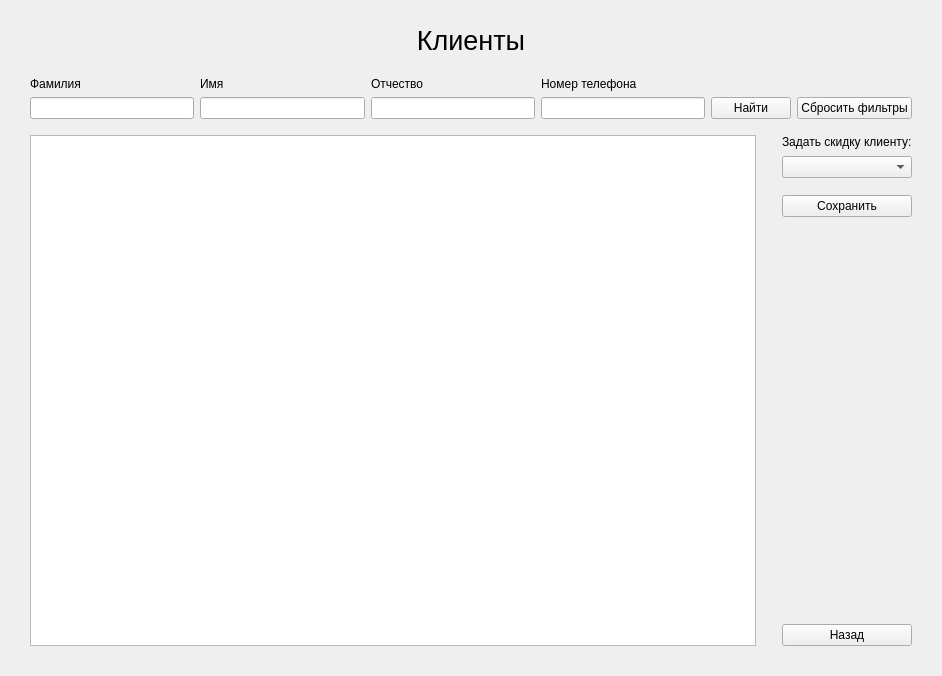
The window that gui/clientslistwindow.ui (rkv04/test) describes before a commit, drawn with Qt 5.
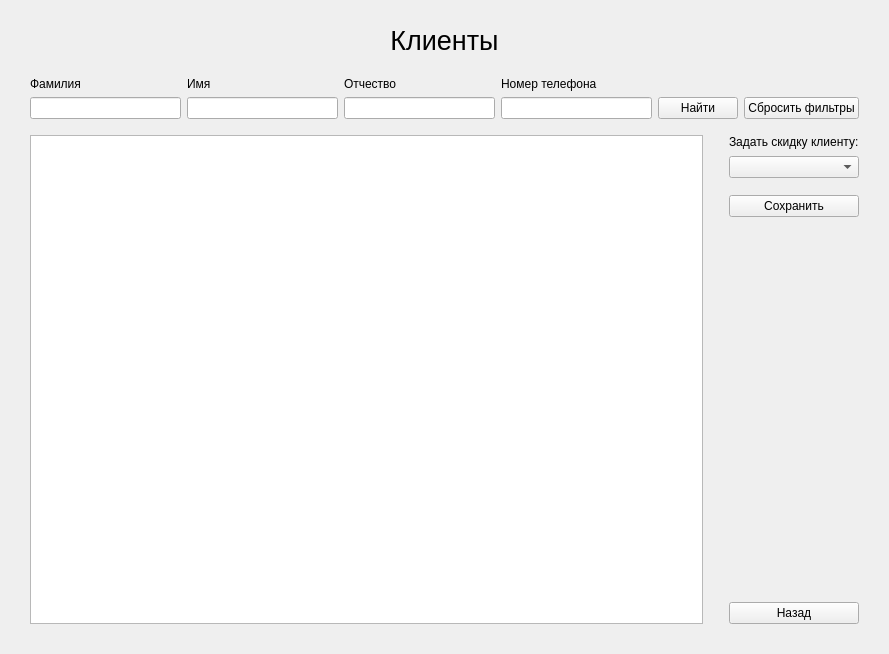
The same window after the commit.

Patch:
```diff
--- a/gui/clientslistwindow.ui
+++ b/gui/clientslistwindow.ui
@@ -6,8 +6,8 @@
    <rect>
     <x>0</x>
     <y>0</y>
-    <width>942</width>
-    <height>676</height>
+    <width>889</width>
+    <height>654</height>
    </rect>
   </property>
   <property name="windowTitle">
@@ -219,7 +219,11 @@
       <item row="2" column="0">
        <layout class="QHBoxLayout" name="horizontalLayout_3">
         <item>
-         <widget class="QTableView" name="tableView"/>
+         <widget class="QTableView" name="tableView">
+          <attribute name="horizontalHeaderStretchLastSection">
+           <bool>true</bool>
+          </attribute>
+         </widget>
         </item>
         <item>
          <spacer name="horizontalSpacer_2">
```
